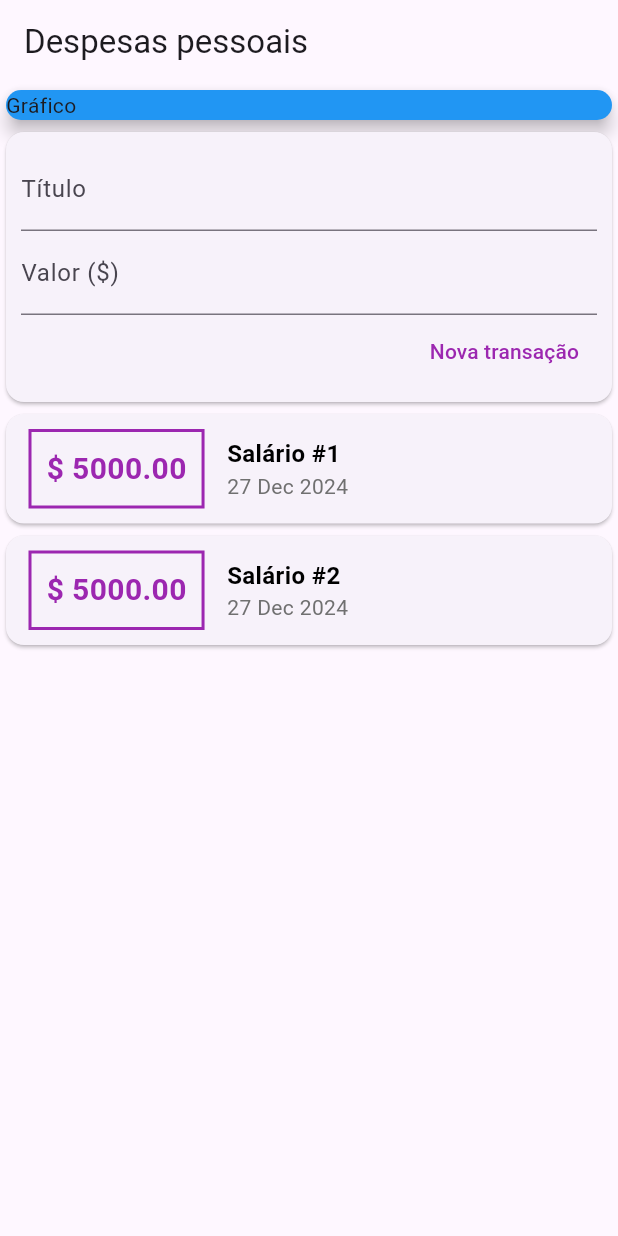
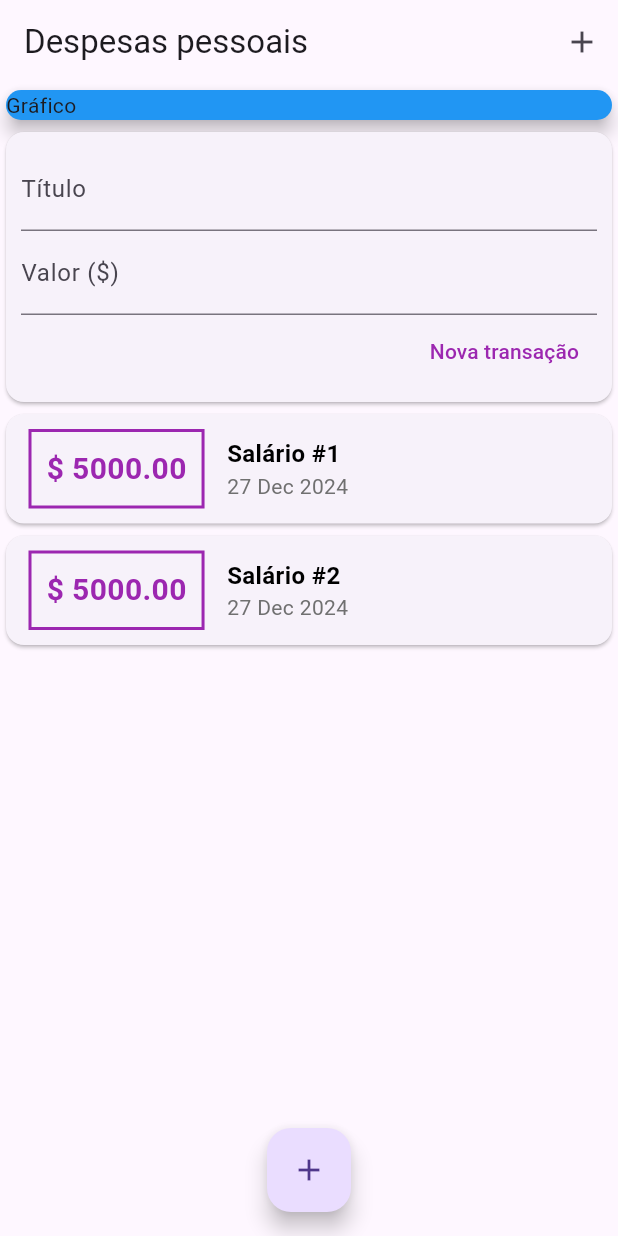
Before and after one commit to cnxarmando/expenseapp, a Flutter app: the screen it shows after launch, on a phone screen of 412 x 824 dp. Run offline on Flutter 3.47's test engine with Material 3 defaults, Android fonts, the phone set to English and light mode, and no system bars.

Commit message:
created FloatingActionButton and FloatingActionButtonLocation

```diff
--- a/lib/main.dart
+++ b/lib/main.dart
@@ -23,6 +23,14 @@ class MyHomePage extends StatelessWidget {
     return Scaffold(
       appBar: AppBar(
         title: Text('Despesas pessoais'),
+        actions: <Widget>[
+          IconButton(
+            icon: Icon(Icons.add),
+            onPressed: () {
+              // Adicionar transação
+            },
+          )
+        ],
       ),
       body: SingleChildScrollView(
         child: Column(
@@ -40,6 +48,11 @@ class MyHomePage extends StatelessWidget {
           ],
         ),
       ),
+      floatingActionButton: FloatingActionButton(
+        child: Icon(Icons.add),
+        onPressed: () {},
+      ),
+      floatingActionButtonLocation: FloatingActionButtonLocation.centerFloat,
     );
   }
 }
```
